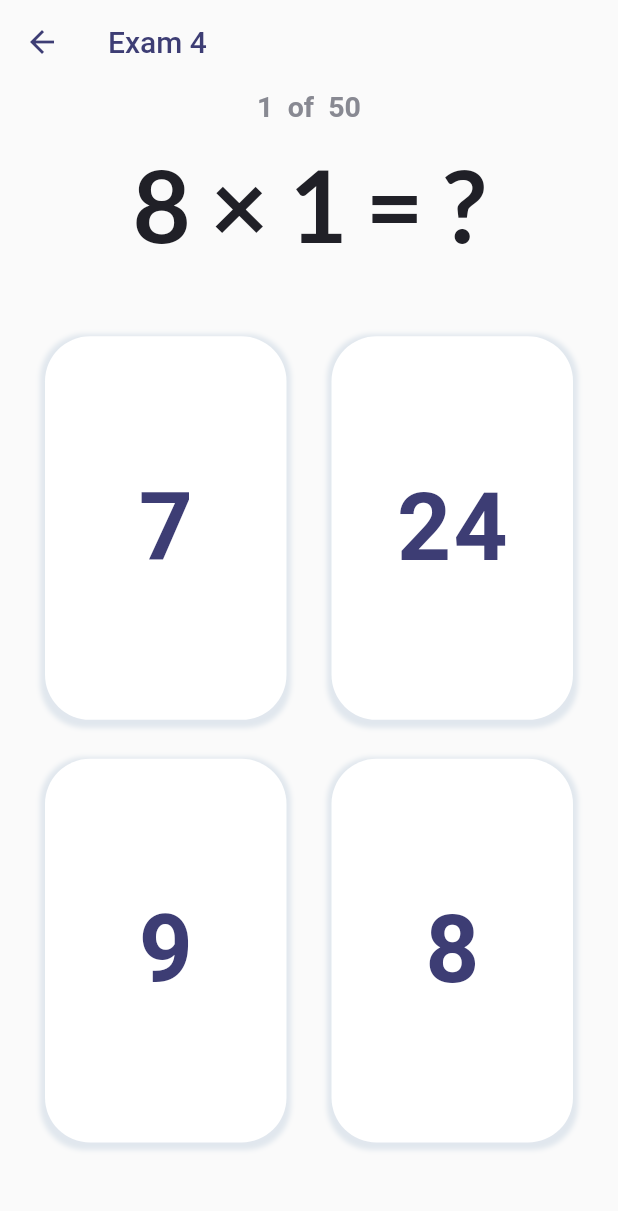
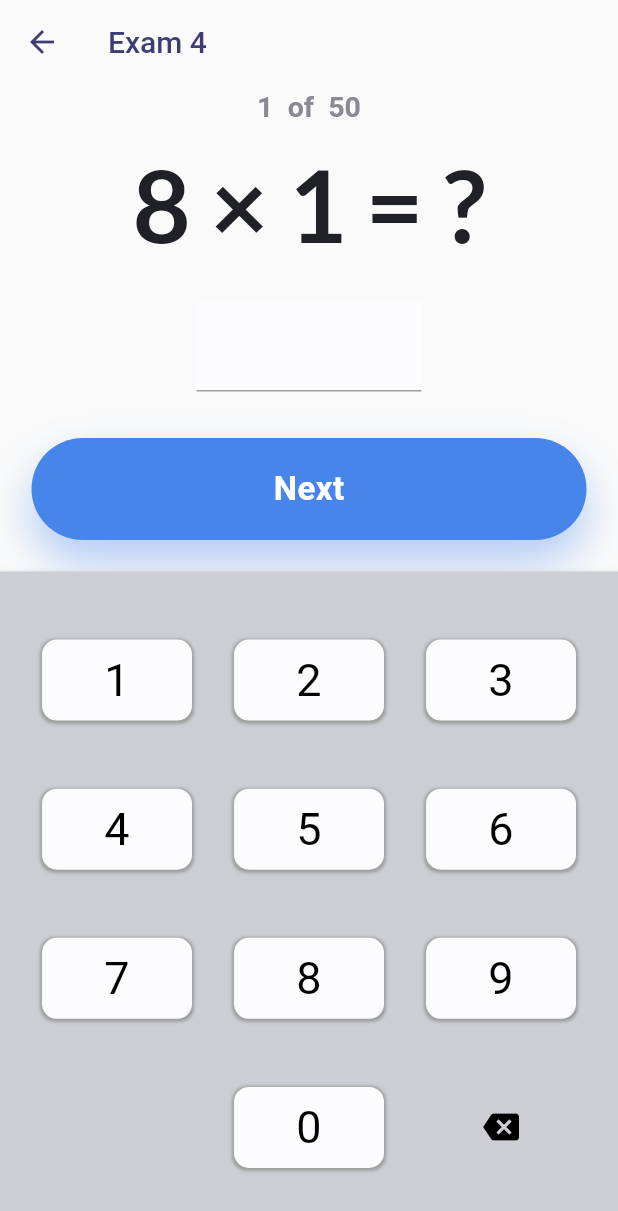
Before and after one commit to olegpixel/multitable, a Flutter app: the ExamScreen screen opened by its route, after a tap on "Exam 4", on a phone screen of 412 x 824 dp. Shown: the top 1211 px of the screen. Run offline on Flutter 3.47's test engine with Material 2 defaults, Android fonts, the phone set to English and light mode, and no system bars; our stand-ins replace fl_chart, google_fonts, hive, hive_flutter, percent_indicator; accounts and stored records are empty; statements that could not run were skipped.

Commit message:
Test exam screen

```diff
--- a/lib/funcs/question_generator.dart
+++ b/lib/funcs/question_generator.dart
@@ -78,3 +78,22 @@ List<Problem> generateClosedTest(List<int> problemsClass, int itemsCount) {
 
   return resp.sublist(0, itemsCount <= resp.length ? itemsCount : resp.length);
 }
+
+List<Problem> generateOpenTest(List<int> problemsClass, int itemsCount) {
+  List<Problem> resp = [];
+  List<int> oneToTen = [for (var i = 1; i <= 10; i += 1) i];
+
+  for (final prClass in problemsClass) {
+    for (final i in oneToTen) {
+      resp.add(Problem(
+        x: prClass,
+        y: i,
+        correctAnswer: prClass * i,
+        questionString: '$prClass \u00D7 $i = ?',
+      ));
+    }
+  }
+  resp.shuffle();
+
+  return resp.sublist(0, itemsCount <= resp.length ? itemsCount : resp.length);
+}
--- a/lib/main.dart
+++ b/lib/main.dart
@@ -5,6 +5,7 @@ import 'screens/stats_screen.dart';
 import 'screens/exam_screen.dart';
 import 'screens/tables_screen.dart';
 import 'screens/test_screen.dart';
+import 'screens/test_exam_screen.dart';
 import 'screens/test_results_screen.dart';
 import 'package:hive/hive.dart';
 import 'package:hive_flutter/hive_flutter.dart';
@@ -37,6 +38,8 @@ class MyApp extends StatelessWidget {
         onGenerateRoute: (RouteSettings settings) {
           var routes = <String, WidgetBuilder>{
             TestScreen.routeName: (ctx) => TestScreen(settings.arguments),
+            TestExamScreen.routeName: (ctx) =>
+                TestExamScreen(settings.arguments),
           };
           WidgetBuilder builder = routes[settings.name];
           return MaterialPageRoute(builder: (ctx) => builder(ctx));
--- a/lib/models/problem.dart
+++ b/lib/models/problem.dart
@@ -12,7 +12,7 @@ class Problem {
     @required this.x,
     @required this.y,
     @required this.correctAnswer,
-    @required this.answers,
+    this.answers,
     this.givenAnswer,
     @required this.questionString,
   });
--- a/lib/models/test_group.dart
+++ b/lib/models/test_group.dart
@@ -6,8 +6,9 @@ class TestGroup {
   final String description; // for FE
   final List<int> problemsClass; // e.g.  numbers 2,3,5
   final String iconImage;
+  final bool isTimed; // enable/disable countdown for test
+  final bool withVariants; // enable/disable countdown for test
   final int itemsCount; // how many problems in the test
-  final bool isTimed; // enable/disable countdown for test
   final double coefficient; // coefficient for XP
 
   const TestGroup(
@@ -18,5 +19,6 @@ class TestGroup {
       @required this.iconImage,
       this.itemsCount = 10,
       this.isTimed = false,
+      this.withVariants = true,
       this.coefficient = 1.0});
 }
--- a/lib/models/test_results.dart
+++ b/lib/models/test_results.dart
@@ -5,10 +5,12 @@ class TestResults {
   final TestGroup testGroup;
   final List<Problem> testData;
   final int xp;
+  final bool exam;
 
   const TestResults({
     this.testGroup,
     this.testData,
     this.xp,
+    this.exam,
   });
 }
--- /dev/null
+++ b/lib/screens/test_exam_screen.dart
@@ -0,0 +1,337 @@
+import 'package:flutter/material.dart';
+import 'package:multitables/funcs/funcs.dart';
+import 'package:google_fonts/google_fonts.dart';
+import 'package:multitables/models/test_group.dart';
+import 'package:multitables/models/test_results.dart';
+import 'package:multitables/screens/test_results_screen.dart';
+import 'package:multitables/datastore/progress_dao.dart';
+import 'package:multitables/models/problem.dart';
+import 'package:multitables/funcs/question_generator.dart';
+import 'package:multitables/widgets/styled_button.dart';
+
+class TestExamScreen extends StatefulWidget {
+  static const routeName = '/testexam';
+  final TestGroup testGroup;
+
+  TestExamScreen(this.testGroup);
+
+  @override
+  _TestExamScreenState createState() => _TestExamScreenState();
+}
+
+class _TestExamScreenState extends State<TestExamScreen> {
+  List<Problem> _questionsList;
+  int iterator;
+  TestGroup testGroup;
+  int correctAnswersCount = 0;
+  int totalQNumber = 10;
+  String givenAnswer;
+  Widget iconToShow;
+  bool answerClicked;
+
+  @override
+  void initState() {
+    super.initState();
+    testGroup = widget.testGroup;
+    _questionsList = generateOpenTest(testGroup.problemsClass, testGroup.itemsCount);
+    iterator = 0;
+    totalQNumber = _questionsList.length;
+    givenAnswer = '';
+    iconToShow = Container();
+    answerClicked = false;
+  }
+
+  void _numberIconTap(String n) {
+    setState(() {
+      if (givenAnswer.length < 4 && !answerClicked) {
+        givenAnswer += n;
+      }
+    });
+  }
+
+  void _backSpaceTap() {
+    setState(() {
+      if (givenAnswer.length > 0 && !answerClicked) {
+        givenAnswer = givenAnswer.substring(0, givenAnswer.length - 1);
+      }
+    });
+  }
+
+  void _checkAnswer(BuildContext ctx) {
+    setState(() {
+      if (!answerClicked && givenAnswer != '') {
+        answerClicked = true;
+        _questionsList[iterator].givenAnswer = int.parse(givenAnswer);
+        if (givenAnswer == _questionsList[iterator].correctAnswer.toString()) {
+          iconToShow = Icon(
+            Icons.done,
+            color: Colors.green,
+            size: 40,
+          );
+          correctAnswersCount++;
+        } else {
+          iconToShow = Icon(
+            Icons.close,
+            color: Colors.red,
+            size: 40,
+          );
+        }
+
+        if (iterator < _questionsList.length - 1) {
+          Future.delayed(const Duration(milliseconds: 1000), () {
+            setState(() {
+              iconToShow = Container();
+              givenAnswer = '';
+              iterator++;
+              answerClicked = false;
+            });
+          });
+        } else {
+          Future.delayed(const Duration(milliseconds: 1000), () {
+            // update score of test group
+            double previousScore = getGroupProgress(widget.testGroup.id);
+            if (previousScore < correctAnswersCount / widget.testGroup.itemsCount) {
+              updateGroupProgress(widget.testGroup.id, correctAnswersCount / widget.testGroup.itemsCount);
+            }
+
+            int xpToAdd = (correctAnswersCount * widget.testGroup.coefficient).floor().toInt();
+            print(correctAnswersCount);
+            print(widget.testGroup.coefficient);
+            print(xpToAdd);
+            if (widget.testGroup.itemsCount - correctAnswersCount == 0) {
+              xpToAdd = (xpToAdd * 1.1).floor().toInt();
+            }
+
+            // increment total and today stats counters
+            updateCountersAndXP(correctAnswersCount, widget.testGroup.itemsCount - correctAnswersCount, xpToAdd);
+
+            TestResults tr =
+                TestResults(testGroup: widget.testGroup, testData: _questionsList, xp: xpToAdd, exam: true);
+            Navigator.of(ctx).pushReplacementNamed(TestResultsScreen.routeName, arguments: tr);
+          });
+        }
+      }
+    });
+  }
+
+  @override
+  Widget build(BuildContext context) {
+    return Scaffold(
+      appBar: AppBar(
+        bottomOpacity: 0.0,
+        elevation: 0.0,
+        leading: IconButton(
+          icon: Icon(Icons.arrow_back, color: hexToColor('#3D3D74')),
+          onPressed: () => Navigator.of(context).pop(),
+        ),
+        backgroundColor: Colors.transparent,
+        title: Text(
+          testGroup.title,
+          style: TextStyle(color: hexToColor('#3D3D74')),
+        ),
+      ),
+      body: Column(
+        mainAxisAlignment: MainAxisAlignment.start,
+        crossAxisAlignment: CrossAxisAlignment.stretch,
+        children: <Widget>[
+          Padding(
+            padding: const EdgeInsets.only(top: 4.0, bottom: 14.0),
+            child: Center(
+              child: Text(
+                '${iterator + 1}  of  $totalQNumber',
+                style: TextStyle(
+                  fontWeight: FontWeight.w600,
+                  color: hexToColor('#888992'),
+                  fontSize: 19.0,
+                ),
+              ),
+            ),
+          ),
+          Center(
+            child: Text(
+              _questionsList[iterator].questionString,
+              style: GoogleFonts.lato(
+                textStyle: TextStyle(
+                  fontWeight: FontWeight.w600,
+                  color: hexToColor('#202027'),
+                  fontSize: 67.0,
+                ),
+              ),
+            ),
+          ),
+          Stack(
+            children: <Widget>[
+              Center(
+                child: Container(
+                  margin: const EdgeInsets.only(top: 25.0, bottom: 15.0),
+                  width: 150,
+                  child: Center(
+                      child: Text(
+                    givenAnswer,
+                    style: TextStyle(
+                      fontWeight: FontWeight.w600,
+                      color: hexToColor('#202027'),
+                      fontSize: 50.0,
+                    ),
+                  )),
+                  decoration: BoxDecoration(
+                    color: const Color(0xffFCFCFE),
+                    border: Border(
+                      bottom: BorderSide(
+                        width: 1.0,
+                        color: Colors.grey,
+                      ),
+                    ),
+                  ),
+                ),
+              ),
+              Center(
+                child: Container(
+                  margin: const EdgeInsets.only(top: 38.0, bottom: 15.0, left: 180.0),
+                  child: iconToShow,
+                ),
+              ),
+            ],
+          ),
+          Padding(
+            padding: const EdgeInsets.only(top: 10.0, bottom: 15.0, right: 15.0, left: 15.0),
+            child: StyledButton(
+              onPressed: () => _checkAnswer(context),
+              text: 'Next',
+              light: false,
+            ),
+          ),
+          Expanded(
+            flex: 4,
+            child: Container(
+              decoration: BoxDecoration(
+                color: Color(0xffCCCED3), //Colors.white,
+                boxShadow: [
+                  BoxShadow(
+                    color: const Color(0xffc3c3c3).withOpacity(0.5),
+                    spreadRadius: 2,
+                    blurRadius: 3,
+                    offset: Offset(0, 2), // changes position of shadow
+                  ),
+                ],
+              ),
+              child: Column(
+                mainAxisAlignment: MainAxisAlignment.spaceEvenly,
+                crossAxisAlignment: CrossAxisAlignment.stretch,
+                children: <Widget>[
+                  Row(
+                    mainAxisAlignment: MainAxisAlignment.spaceEvenly,
+                    children: <Widget>[
+                      NumberIcon(1, _numberIconTap),
+                      NumberIcon(2, _numberIconTap),
+                      NumberIcon(3, _numberIconTap),
+                    ],
+                  ),
+                  Row(
+                    mainAxisAlignment: MainAxisAlignment.spaceEvenly,
+                    children: <Widget>[
+                      NumberIcon(4, _numberIconTap),
+                      NumberIcon(5, _numberIconTap),
+                      NumberIcon(6, _numberIconTap),
+                    ],
+                  ),
+                  Row(
+                    mainAxisAlignment: MainAxisAlignment.spaceEvenly,
+                    children: <Widget>[
+                      NumberIcon(7, _numberIconTap),
+                      NumberIcon(8, _numberIconTap),
+                      NumberIcon(9, _numberIconTap),
+                    ],
+                  ),
+                  Row(
+                    mainAxisAlignment: MainAxisAlignment.spaceEvenly,
+                    children: <Widget>[
+                      Container(
+                        width: 100,
+                        height: 54,
+                      ),
+                      NumberIcon(0, _numberIconTap),
+                      BackspaceButton(_backSpaceTap),
+                    ],
+                  ),
+                ],
+              ),
+            ),
+          ),
+        ],
+      ),
+    );
+  }
+}
+
+class BackspaceButton extends StatelessWidget {
+  final Function tapHandler;
+
+  BackspaceButton(this.tapHandler);
+
+  @override
+  Widget build(BuildContext context) {
+    return FlatButton(
+      highlightColor: Colors.transparent,
+      splashColor: Colors.transparent,
+      padding: EdgeInsets.all(0),
+      onPressed: () => tapHandler(),
+      child: Container(
+        child: Padding(
+          padding: const EdgeInsets.only(top: 4.0, bottom: 4.0),
+          child: Center(
+            child: Icon(Icons.backspace, color: Colors.black),
+          ),
+        ),
+        width: 100,
+        height: 54,
+      ),
+    );
+  }
+}
+
+class NumberIcon extends StatelessWidget {
+  final int number;
+  final Function tapHandler;
+
+  NumberIcon(this.number, this.tapHandler);
+
+  @override
+  Widget build(BuildContext context) {
+    return FlatButton(
+      highlightColor: Colors.transparent,
+      splashColor: Colors.transparent,
+      padding: EdgeInsets.all(0),
+      onPressed: () => tapHandler(number.toString()),
+      child: Container(
+        child: Padding(
+          padding: const EdgeInsets.only(top: 4.0, bottom: 4.0),
+          child: Center(
+            child: Text(
+              number.toString(),
+              style: TextStyle(
+                fontWeight: FontWeight.w400,
+                color: Colors.black,
+                fontSize: 30.0,
+              ),
+            ),
+          ),
+        ),
+        width: 100,
+        height: 54,
+        decoration: BoxDecoration(
+          color: const Color(0xffFCFCFE),
+          borderRadius: BorderRadius.all(Radius.circular(10)),
+          boxShadow: [
+            BoxShadow(
+              color: const Color(0xff999999).withOpacity(0.9),
+              spreadRadius: 1,
+              blurRadius: 1,
+              offset: Offset(0, 1), // changes position of shadow
+            ),
+          ],
+        ),
+      ),
+    );
+  }
+}
--- a/lib/widgets/list_item.dart
+++ b/lib/widgets/list_item.dart
@@ -6,6 +6,7 @@ import 'package:hive_flutter/hive_flutter.dart';
 import 'package:multitables/datastore/progress_dao.dart';
 import 'package:multitables/models/test_group.dart';
 import 'package:multitables/screens/test_screen.dart';
+import 'package:multitables/screens/test_exam_screen.dart';
 import 'package:multitables/widgets/linear_percent_indicator.dart';
 
 class ListItem extends StatefulWidget {
@@ -29,7 +30,11 @@ class _ListItemState extends State<ListItem> {
   }
 
   void selectCategory(BuildContext ctx, TestGroup group) {
-    Navigator.of(ctx).pushNamed(TestScreen.routeName, arguments: group);
+    if (group.withVariants) {
+      Navigator.of(ctx).pushNamed(TestScreen.routeName, arguments: group);
+    } else {
+      Navigator.of(ctx).pushNamed(TestExamScreen.routeName, arguments: group);
+    }
   }
 
   @override
@@ -37,8 +42,7 @@ class _ListItemState extends State<ListItem> {
     return Container(
       child: Container(
         width: double.infinity,
-        margin:
-            EdgeInsets.only(left: 20.0, top: 10.0, right: 20.0, bottom: 8.0),
+        margin: EdgeInsets.only(left: 20.0, top: 10.0, right: 20.0, bottom: 8.0),
         height: 115.0,
         child: InkWell(
           onTap: () => selectCategory(context, widget.testGroup),
@@ -66,8 +70,7 @@ class _ListItemState extends State<ListItem> {
                   crossAxisAlignment: CrossAxisAlignment.center,
                   children: <Widget>[
                     Padding(
-                      padding: const EdgeInsets.only(
-                          top: 5.0, left: 15.0, bottom: 10.0, right: 10.0),
+                      padding: const EdgeInsets.only(top: 5.0, left: 15.0, bottom: 10.0, right: 10.0),
                       child: Image(
                         image: AssetImage(
                           'assets/images/' + widget.testGroup.iconImage,
@@ -91,10 +94,12 @@ class _ListItemState extends State<ListItem> {
                             ),
                           ),
                           Padding(
-                            padding:
-                                const EdgeInsets.only(top: 8.0, bottom: 8.0),
+                            padding: widget.testGroup.withVariants
+                                ? const EdgeInsets.only(top: 8.0, bottom: 8.0)
+                                : const EdgeInsets.only(top: 4.0, bottom: 8.0),
                             child: Text(
-                              widget.testGroup.itemsCount.toString() +
+                              (widget.testGroup.withVariants ? '' : (widget.testGroup.description + '\n')) +
+                                  widget.testGroup.itemsCount.toString() +
                                   ' questions',
                               overflow: TextOverflow.clip,
                               style: GoogleFonts.lato(
@@ -112,11 +117,9 @@ class _ListItemState extends State<ListItem> {
                     Container(
                       margin: const EdgeInsets.only(right: 15.0, bottom: 5.0),
                       child: ValueListenableBuilder(
-                        valueListenable: Hive.box(HIVE_PROGRESS_BOX)
-                            .listenable(keys: [widget.testGroup.id]),
+                        valueListenable: Hive.box(HIVE_PROGRESS_BOX).listenable(keys: [widget.testGroup.id]),
                         builder: (context, box, w) {
-                          double percent =
-                              _box.get(widget.testGroup.id, defaultValue: 0.0);
+                          double percent = _box.get(widget.testGroup.id, defaultValue: 0.0);
                           Widget c;
                           if (percent > 0.99) {
                             c = CircleAvatar(
@@ -154,15 +157,15 @@ class _ListItemState extends State<ListItem> {
                     children: <Widget>[
                       Expanded(
                         child: ValueListenableBuilder(
-                          valueListenable: Hive.box(HIVE_PROGRESS_BOX)
-                              .listenable(keys: [widget.testGroup.id]),
+                          valueListenable: Hive.box(HIVE_PROGRESS_BOX).listenable(keys: [widget.testGroup.id]),
                           builder: (context, box, w) {
+                            double percent = _box.get(widget.testGroup.id, defaultValue: 0.0);
+                            percent = percent > 1 ? 1 : percent;
                             return new LinearPercentIndicator(
                               animation: true,
                               animationDuration: 700,
                               lineHeight: 12.0,
-                              percent: _box.get(widget.testGroup.id,
-                                  defaultValue: 0.0),
+                              percent: percent,
                               backgroundColor: const Color(0xFFE6E6E6),
                               linearStrokeCap: LinearStrokeCap.roundAll,
                               progressColor: const Color(0xFFF7AC1A),
@@ -171,11 +174,10 @@ class _ListItemState extends State<ListItem> {
                         ),
                       ),
                       ValueListenableBuilder(
-                        valueListenable: Hive.box(HIVE_PROGRESS_BOX)
-                            .listenable(keys: [widget.testGroup.id]),
+                        valueListenable: Hive.box(HIVE_PROGRESS_BOX).listenable(keys: [widget.testGroup.id]),
                         builder: (context, box, w) {
-                          double percent =
-                              _box.get(widget.testGroup.id, defaultValue: 0.0);
+                          double percent = _box.get(widget.testGroup.id, defaultValue: 0.0);
+                          percent = percent > 1 ? 1 : percent;
                           Color c = Colors.grey;
                           if (percent > 0.99) {
                             c = const Color(0xFF4CAF50);
@@ -187,7 +189,7 @@ class _ListItemState extends State<ListItem> {
                             style: TextStyle(
                               fontWeight: FontWeight.w500,
                               color: c,
-                              fontSize: 16.0,
+                              fontSize: 14.0,
                             ),
                           );
                         },
```
Also changed, not shown: lib/datastore/test_groups.dart (+43 -5 lines), lib/screens/test_results_screen.dart (+18 -20 lines), lib/screens/test_screen.dart (+16 -37 lines), lib/widgets/main_header.dart (+14 -6 lines), assets/images/exam-icons/dinosaur.png (added), assets/images/exam-icons/monster.png (added), assets/images/exam-icons/velociraptor.png (added).
